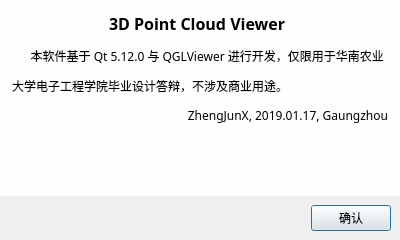
First picture: the form in AboutWindow.ui, repository ZhengJunX/3DViewer, before the edit.
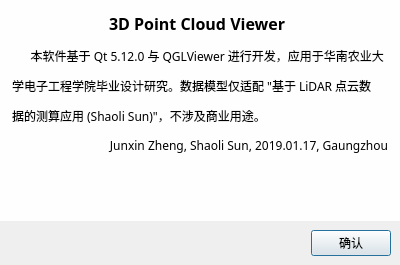
Second picture: the form after the edit. Icons and pictures are not drawn.

Commit message: Update the window of about.

What changed in the file:
```diff
--- a/AboutWindow.ui
+++ b/AboutWindow.ui
@@ -7,7 +7,7 @@
     <x>0</x>
     <y>0</y>
     <width>400</width>
-    <height>240</height>
+    <height>265</height>
    </rect>
   </property>
   <property name="sizePolicy">
@@ -19,13 +19,13 @@
   <property name="minimumSize">
    <size>
     <width>400</width>
-    <height>240</height>
+    <height>250</height>
    </size>
   </property>
   <property name="maximumSize">
    <size>
     <width>400</width>
-    <height>240</height>
+    <height>265</height>
    </size>
   </property>
   <property name="windowTitle">
@@ -135,7 +135,7 @@
           </font>
          </property>
          <property name="text">
-          <string>&lt;html&gt;&lt;head/&gt;&lt;body&gt;&lt;p&gt;      本软件基于&lt;span style=&quot; font-family:'Times New Roman,serif';&quot;&gt; Qt 5.12.0 与 QGLViewer &lt;/span&gt;进行开发，仅限用于华南农业&lt;/p&gt;&lt;p&gt;大学电子工程学院毕业设计答辩，不涉及商业用途。 &lt;/p&gt;&lt;p align=&quot;right&quot;&gt;&lt;span style=&quot; font-family:'Times New Roman,serif';&quot;&gt;ZhengJunX, 2019.01.17, Gaungzhou&lt;/span&gt;&lt;/p&gt;&lt;/body&gt;&lt;/html&gt;</string>
+          <string>&lt;html&gt;&lt;head/&gt;&lt;body&gt;&lt;p&gt;      本软件基于&lt;span style=&quot; font-family:'Times New Roman,serif';&quot;&gt; Qt 5.12.0 与 QGLViewer &lt;/span&gt;进行开发，应用于华南农业大&lt;/p&gt;&lt;p&gt;学电子工程学院毕业设计研究。数据模型仅适配 &amp;quot;基于 &lt;span style=&quot; font-family:'Times New Roman,serif';&quot;&gt;LiDAR &lt;/span&gt;点云数&lt;/p&gt;&lt;p&gt;据的测算应用 &lt;span style=&quot; font-family:'Times New Roman,serif';&quot;&gt;(Shaoli Sun)&lt;/span&gt;&amp;quot;，不涉及商业用途。 &lt;/p&gt;&lt;p align=&quot;right&quot;&gt;&lt;span style=&quot; font-family:'Times New Roman,serif';&quot;&gt;Junxin Zheng, Shaoli Sun, 2019.01.17, Gaungzhou&lt;/span&gt;&lt;/p&gt;&lt;/body&gt;&lt;/html&gt;</string>
          </property>
         </widget>
        </item>
```
